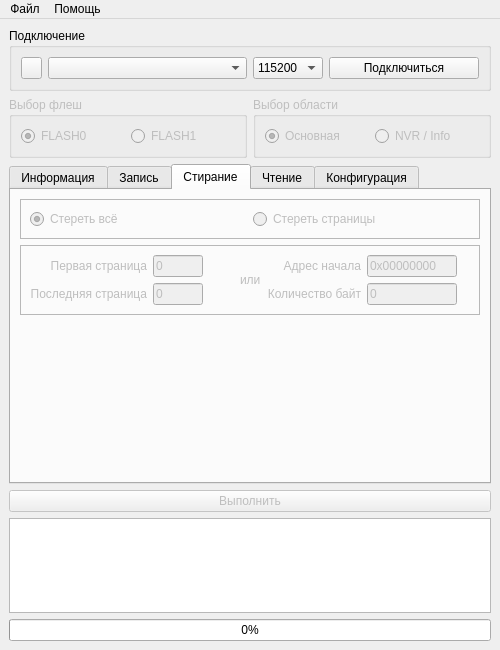
Above: app/ui/main.ui from ntsfv/flasher before the change. Below: the same form after it.
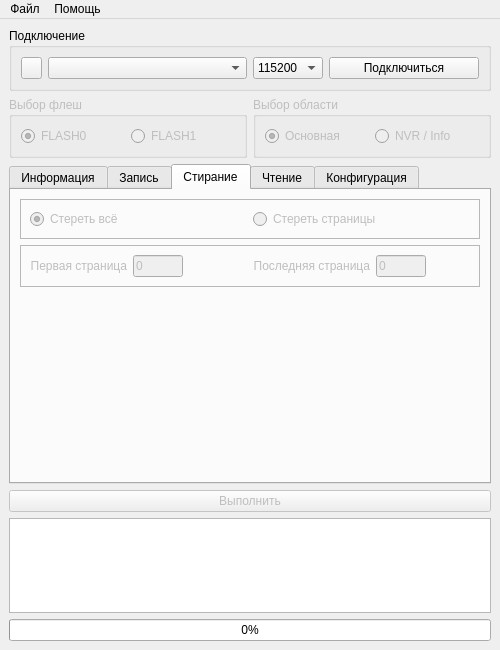
That is the form after the change. The open tabs and pages were chosen to show the change. Icons and pictures are not drawn.

Commit message: Обновил поля для записи адресов, страниц

What changed in the file:
```diff
--- a/app/ui/main.ui
+++ b/app/ui/main.ui
@@ -703,7 +703,14 @@
                </property>
               </widget>
              </item>
-             <item row="1" column="0">
+            </layout>
+           </item>
+           <item>
+            <layout class="QFormLayout" name="terase_form_addr">
+             <property name="labelAlignment">
+              <set>Qt::AlignRight|Qt::AlignTrailing|Qt::AlignVCenter</set>
+             </property>
+             <item row="0" column="0">
               <widget class="QLabel" name="terase_lab_lastpage">
                <property name="text">
                 <string notr="true">Последняя страница</string>
@@ -713,7 +720,7 @@
                </property>
               </widget>
              </item>
-             <item row="1" column="1">
+             <item row="0" column="1">
               <widget class="QLineEdit" name="terase_ledit_lastpage">
                <property name="maximumSize">
                 <size>
@@ -728,78 +735,6 @@
              </item>
             </layout>
            </item>
-           <item>
-            <widget class="QLabel" name="terase_lab_or">
-             <property name="text">
-              <string notr="true">или</string>
-             </property>
-            </widget>
-           </item>
-           <item>
-            <layout class="QFormLayout" name="terase_form_addr">
-             <property name="labelAlignment">
-              <set>Qt::AlignRight|Qt::AlignTrailing|Qt::AlignVCenter</set>
-             </property>
-             <item row="1" column="0">
-              <widget class="QLabel" name="terase_lab_bytes">
-               <property name="text">
-                <string notr="true">Количество байт</string>
-               </property>
-               <property name="alignment">
-                <set>Qt::AlignRight|Qt::AlignTrailing|Qt::AlignVCenter</set>
-               </property>
-              </widget>
-             </item>
-             <item row="1" column="1">
-              <widget class="QLineEdit" name="terase_ledit_bytes">
-               <property name="minimumSize">
-                <size>
-                 <width>90</width>
-                 <height>0</height>
-                </size>
-               </property>
-               <property name="maximumSize">
-                <size>
-                 <width>90</width>
-                 <height>16777215</height>
-                </size>
-               </property>
-               <property name="text">
-                <string notr="true">0</string>
-               </property>
-              </widget>
-             </item>
-             <item row="0" column="0">
-              <widget class="QLabel" name="terase_lab_addrstart">
-               <property name="text">
-                <string notr="true">Адрес начала</string>
-               </property>
-               <property name="alignment">
-                <set>Qt::AlignRight|Qt::AlignTrailing|Qt::AlignVCenter</set>
-               </property>
-              </widget>
-             </item>
-             <item row="0" column="1">
-              <widget class="QLineEdit" name="terase_ledit_addrstart">
-               <property name="minimumSize">
-                <size>
-                 <width>90</width>
-                 <height>0</height>
-                </size>
-               </property>
-               <property name="maximumSize">
-                <size>
-                 <width>90</width>
-                 <height>16777215</height>
-                </size>
-               </property>
-               <property name="text">
-                <string notr="true">0x00000000</string>
-               </property>
-              </widget>
-             </item>
-            </layout>
-           </item>
           </layout>
          </widget>
         </item>
```
Left out of the diff: 303 changed lines with no effect on the pictures. The commit also changes 2 other files.
